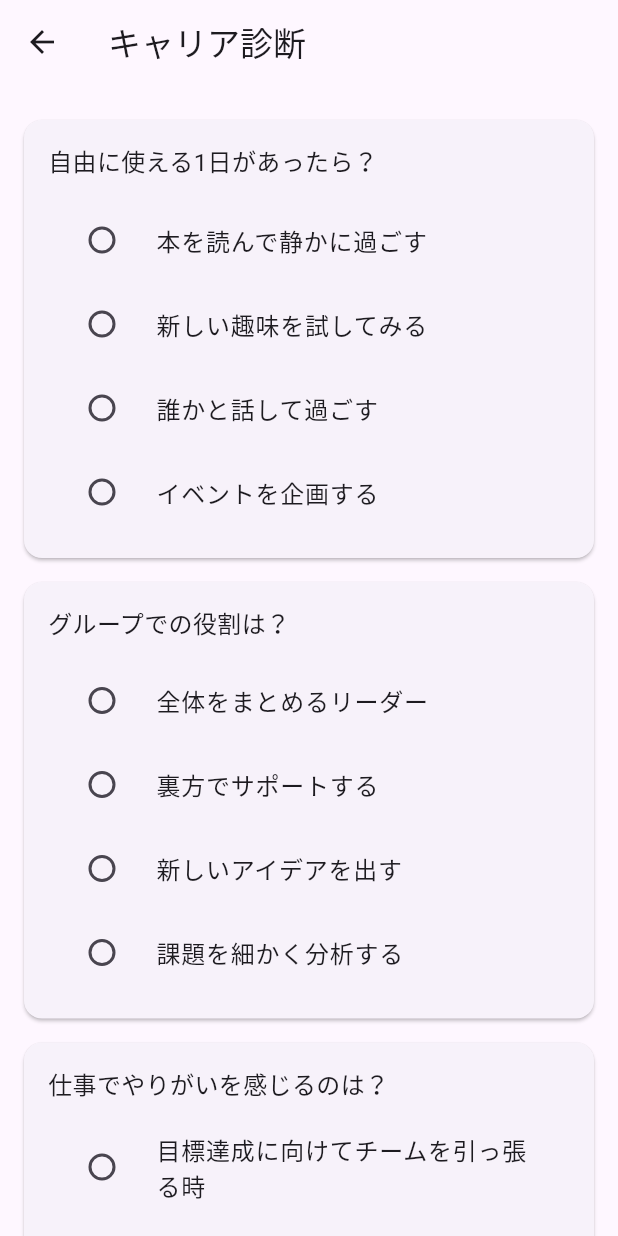
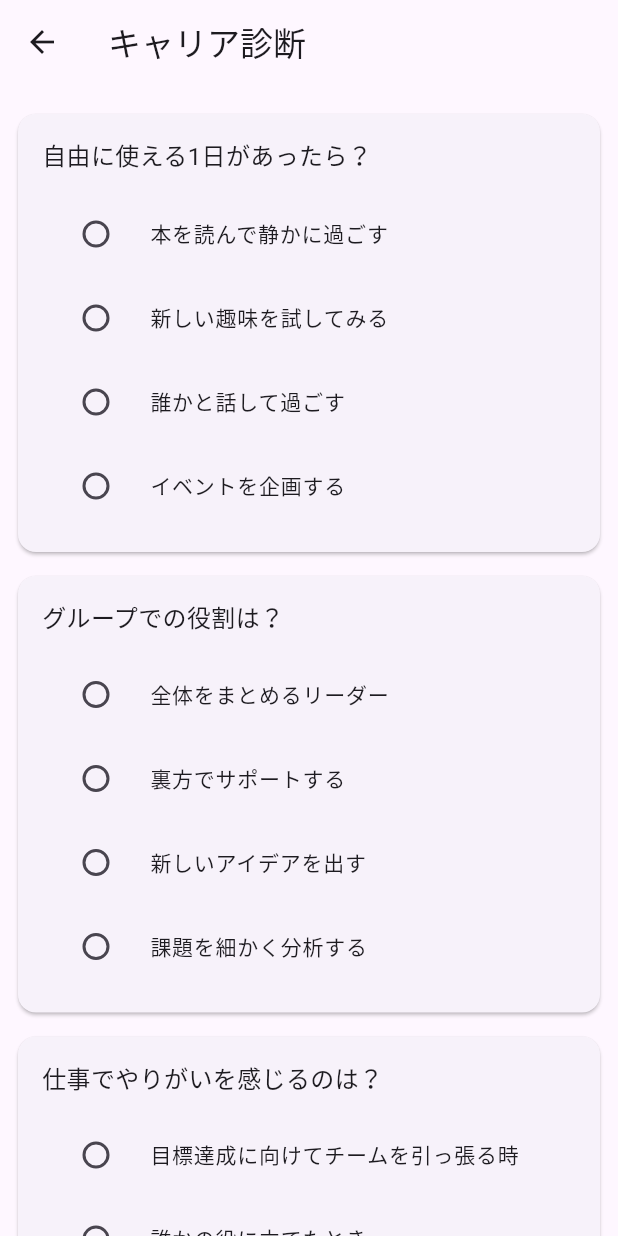
Before and after one commit to REICHIYAN/nextleap, a Flutter app: the screen it shows after launch, after a tap on "診断をスタートする", on a phone screen of 412 x 824 dp. Run offline on Flutter 3.47's test engine with Material 3 defaults, Android fonts, the phone set to English and light mode, and no system bars; our stand-ins replace cloud_firestore, firebase_core, pdf, printing; accounts and stored records are empty; generated files the repository leaves out were written again.

Commit message:
Completed responsive UI optimization, type label display, and PWA integration for NextLeap. Ready for public deployment.

```diff
--- a/lib/main.dart
+++ b/lib/main.dart
@@ -36,10 +36,28 @@ class NextLeapApp extends StatelessWidget {
 class HomeScreen extends StatelessWidget {
   @override
   Widget build(BuildContext context) {
+    final screenWidth = MediaQuery.of(context).size.width;
+    final isMobile = screenWidth < 600;
+
     return Scaffold(
       appBar: AppBar(title: const Text('NextLeap'), centerTitle: true),
       body: Center(
-        child: ElevatedButton(
+        child: Padding(
+          padding: EdgeInsets.all(isMobile ? 24 : 48),
+          child: Column(
+            mainAxisAlignment: MainAxisAlignment.center,
+            children: [
+              Text(
+                'あなたのキャリアタイプを診断しよう',
+                style: TextStyle(fontSize: isMobile ? 20 : 28, fontWeight: FontWeight.bold),
+                textAlign: TextAlign.center,
+              ),
+              const SizedBox(height: 32),
+              ElevatedButton(
+                style: ElevatedButton.styleFrom(
+                  padding: EdgeInsets.symmetric(horizontal: 24, vertical: isMobile ? 12 : 16),
+                  textStyle: TextStyle(fontSize: isMobile ? 16 : 20),
+                ),
                 child: const Text('診断をスタートする'),
                 onPressed: () {
                   Navigator.push(
@@ -47,6 +65,9 @@ class HomeScreen extends StatelessWidget {
                     MaterialPageRoute(builder: (context) => QuestionScreen()),
                   );
                 },
+              ),
+            ],
+          ),
         ),
       ),
     );
@@ -138,6 +159,7 @@ class _QuestionScreenState extends State<QuestionScreen> {
           builder: (context) => ResultScreen(
             result: result,
             answers: List<String>.from(answerTexts),
+            type: topType,
           ),
         ),
       );
@@ -177,6 +199,9 @@ class _QuestionScreenState extends State<QuestionScreen> {
 
   @override
   Widget build(BuildContext context) {
+    final screenWidth = MediaQuery.of(context).size.width;
+    final isMobile = screenWidth < 600;
+
     if (questions.isEmpty) {
       return const Scaffold(body: Center(child: CircularProgressIndicator()));
     }
@@ -184,7 +209,7 @@ class _QuestionScreenState extends State<QuestionScreen> {
     return Scaffold(
       appBar: AppBar(title: const Text('キャリア診断')),
       body: ListView.builder(
-        padding: const EdgeInsets.all(16),
+        padding: EdgeInsets.all(isMobile ? 12 : 24),
         itemCount: questions.length + 1,
         itemBuilder: (context, index) {
           if (index < questions.length) {
@@ -197,12 +222,12 @@ class _QuestionScreenState extends State<QuestionScreen> {
                 child: Column(
                   crossAxisAlignment: CrossAxisAlignment.start,
                   children: [
-                    Text(q['text'], style: const TextStyle(fontSize: 16)),
+                    Text(q['text'], style: TextStyle(fontSize: isMobile ? 16 : 18)),
                     const SizedBox(height: 12),
                     ...List.generate(q['answers'].length, (i) {
                       final answer = q['answers'][i];
                       return RadioListTile<int>(
-                        title: Text(answer['text']),
+                        title: Text(answer['text'], style: TextStyle(fontSize: isMobile ? 14 : 16)),
                         value: i,
                         groupValue: selectedAnswers[index],
                         onChanged: (int? val) {
@@ -222,7 +247,7 @@ class _QuestionScreenState extends State<QuestionScreen> {
               child: Center(
                 child: ElevatedButton(
                   onPressed: handleSubmit,
-                  child: const Text('診断する'),
+                  child: Text('診断する', style: TextStyle(fontSize: isMobile ? 16 : 18)),
                 ),
               ),
             );
@@ -236,8 +261,31 @@ class _QuestionScreenState extends State<QuestionScreen> {
 class ResultScreen extends StatelessWidget {
   final String result;
   final List<String> answers;
+  final String type;
 
-  const ResultScreen({required this.result, required this.answers});
+  const ResultScreen({required this.result, required this.answers, required this.type});
+
+  String getTypeLabel(String key) {
+    const labels = {
+      'analyzer': '分析型',
+      'creator': '創造型',
+      'leader': '指導型',
+      'helper': '支援型',
+      'adventurer': '冒険型',
+    };
+    return labels[key] ?? '未分類';
+  }
+
+  Color getTypeColor(String key) {
+    const colors = {
+      'analyzer': Colors.blue,
+      'creator': Colors.purple,
+      'leader': Colors.red,
+      'helper': Colors.green,
+      'adventurer': Colors.orange,
+    };
+    return colors[key] ?? Colors.grey;
+  }
 
   void _exportPdf(BuildContext context) async {
     final fontData = await rootBundle.load("assets/fonts/NotoSansJP-VariableFont_wght.ttf");
@@ -252,6 +300,8 @@ class ResultScreen extends StatelessWidget {
             pw.Text('NextLeap キャリア診断結果',
                 style: pw.TextStyle(font: ttf, fontSize: 24, fontWeight: pw.FontWeight.bold)),
             pw.SizedBox(height: 16),
+            pw.Text('■ 診断タイプ：${getTypeLabel(type)}', style: pw.TextStyle(font: ttf)),
+            pw.SizedBox(height: 8),
             pw.Text('■ 診断結果：', style: pw.TextStyle(font: ttf)),
             pw.Text(result, style: pw.TextStyle(font: ttf, fontSize: 16)),
             pw.SizedBox(height: 24),
@@ -269,17 +319,38 @@ class ResultScreen extends StatelessWidget {
 
   @override
   Widget build(BuildContext context) {
+    final typeLabel = getTypeLabel(type);
+    final typeColor = getTypeColor(type);
+    final screenWidth = MediaQuery.of(context).size.width;
+    final isMobile = screenWidth < 600;
+
     return Scaffold(
       appBar: AppBar(title: const Text('診断結果')),
       body: Padding(
-        padding: const EdgeInsets.all(16),
+        padding: EdgeInsets.all(isMobile ? 12 : 24),
         child: Column(
           children: [
+            Container(
+              padding: EdgeInsets.symmetric(horizontal: isMobile ? 10 : 14, vertical: 6),
+              decoration: BoxDecoration(
+                color: typeColor.withOpacity(0.2),
+                borderRadius: BorderRadius.circular(20),
+              ),
+              child: Text(
+                'あなたのタイプ：$typeLabel',
+                style: TextStyle(
+                  fontSize: isMobile ? 16 : 20,
+                  fontWeight: FontWeight.bold,
+                  color: typeColor,
+                ),
+              ),
+            ),
+            const SizedBox(height: 16),
             Expanded(
               child: SingleChildScrollView(
                 child: SelectableText(
                   result,
-                  style: const TextStyle(fontSize: 18),
+                  style: TextStyle(fontSize: isMobile ? 14 : 18),
                 ),
               ),
             ),
```
Also changed, not shown: 2 other files. Lines whose indentation alone changed are shown as unchanged.
